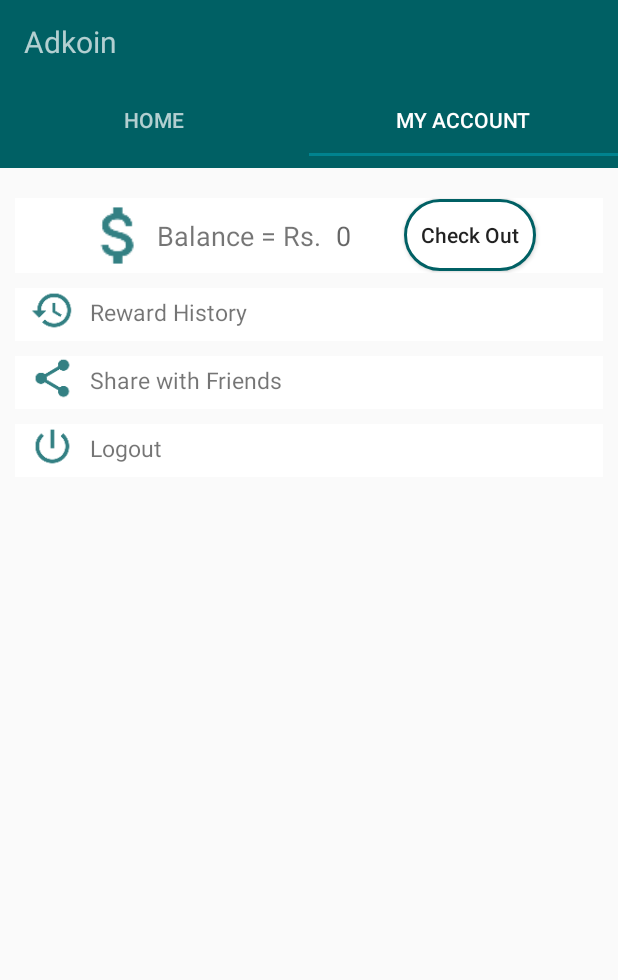
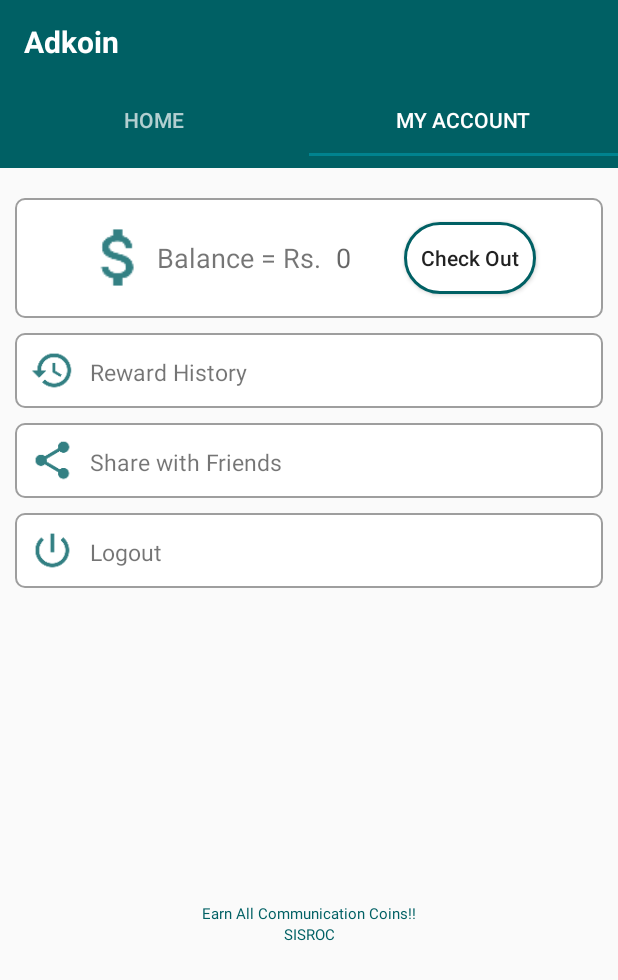
Before and after one commit to dinesh4u2k/MobileVerification, an Android app: the screen it shows after launch once a user with an empty profile is signed in (MainActivity), tab 2 chosen, on a phone screen of 412 x 824 dp. Shown: the top 980 px of the screen. Run offline under Robolectric (Android 15) with nearby library versions, the phone set to English and light mode, and no system bars; our stand-ins replace Firebase (no records; nobody signed in at launch, a user with empty details on screens opened directly); libraries missing offline, so code that uses them is left out: com.apollographql.apollo, com.viewpagerindicator; 13 statements that could not run were skipped.

Commit message:
changes (#7)

```diff
--- a/app/src/main/java/com/example/kavi/mobileverification/Home1.java
+++ b/app/src/main/java/com/example/kavi/mobileverification/Home1.java
@@ -98,7 +98,7 @@ public class Home1 extends Fragment {
 
     private int[] myImageList = new int[]{R.drawable.ad1, R.drawable.ad2,
             R.drawable.ad3, R.drawable.ad4
-            , R.drawable.ad5, R.drawable.ic_launcher_background};
+            , R.drawable.ad5, R.drawable.ad6};
 
     public Home1() {
         // Required empty public constructor
--- /dev/null
+++ b/app/src/main/res/drawable-xxhdpi/shape1.xml
@@ -0,0 +1,15 @@
+<?xml version="1.0" encoding="utf-8"?>
+<shape
+    xmlns:android="http://schemas.android.com/apk/res/android"
+    android:shape="rectangle"
+    >
+
+    <corners
+        android:radius="6dp"
+        />
+    <solid android:color="#ffffff"
+        />
+    <stroke
+        android:width="1dip"
+        android:color="#9E9E9E" />
+</shape>
--- a/app/src/main/res/layout/activity_main.xml
+++ b/app/src/main/res/layout/activity_main.xml
@@ -21,6 +21,8 @@
             android:layout_width="wrap_content"
             android:layout_height="wrap_content"
             android:text="Adkoin"
+            android:textColor="#ffffff"
+            android:textStyle="bold"
             android:textSize="20dp"/>
 
 
--- a/app/src/main/res/layout/activity_verifyphone.xml
+++ b/app/src/main/res/layout/activity_verifyphone.xml
@@ -94,7 +94,7 @@
             android:id="@+id/resend"
             android:layout_width="wrap_content"
             android:layout_height="wrap_content"
-            android:layout_marginLeft="130dp"
+            android:layout_marginLeft="100dp"
             android:text="Resend OTP"
             android:textColor="@color/colorPrimary"
             android:textSize="15dp" />
@@ -117,7 +117,7 @@
         android:layout_height="wrap_content"
         android:gravity="center"
         android:text="@string/quote"
-        android:paddingTop="50dp"
+        android:layout_marginTop="160dp"
 
         android:textColor="@color/colorPrimary"
         android:textSize="10dp" />
--- a/app/src/main/res/layout/fragment_myaccount.xml
+++ b/app/src/main/res/layout/fragment_myaccount.xml
@@ -19,9 +19,9 @@
 
         <LinearLayout
             android:layout_width="fill_parent"
-            android:layout_height="50dp"
+            android:layout_height="80dp"
             android:layout_marginTop="10dp"
-            android:background="#ffffff"
+            android:background="@drawable/shape1"
             android:orientation="horizontal"
             android:gravity="center"
             >
@@ -59,21 +59,22 @@
         </LinearLayout>
         <LinearLayout
             android:layout_width="fill_parent"
-            android:layout_height="35dp"
+            android:layout_height="50dp"
             android:layout_marginTop="10dp"
             android:id="@+id/history"
-            android:background="#ffffff"
+            android:background="@drawable/shape1"
+
             android:orientation="horizontal">
             <ImageView
                 android:layout_width="30dp"
                 android:layout_height="30dp"
                 android:layout_marginLeft="10dp"
-                android:layout_marginTop="0dp"
+                android:layout_marginTop="10dp"
                 android:src="@drawable/ic_history"/>
             <TextView
                 android:layout_width="wrap_content"
                 android:layout_height="wrap_content"
-                android:layout_marginTop="5dp"
+                android:layout_marginTop="15dp"
                 android:layout_marginLeft="10dp"
                 android:textSize="15sp"
                 android:text="Reward History"
@@ -81,21 +82,22 @@
         </LinearLayout>
         <LinearLayout
             android:layout_width="fill_parent"
-            android:layout_height="35dp"
+            android:layout_height="50dp"
             android:layout_marginTop="10dp"
             android:id="@+id/share"
-            android:background="#ffffff"
+            android:background="@drawable/shape1"
+
             android:orientation="horizontal">
             <ImageView
                 android:layout_width="30dp"
                 android:layout_height="30dp"
                 android:layout_marginLeft="10dp"
-                android:layout_marginTop="0dp"
+                android:layout_marginTop="10dp"
                 android:src="@drawable/ic_share"/>
             <TextView
                 android:layout_width="wrap_content"
                 android:layout_height="wrap_content"
-                android:layout_marginTop="5dp"
+                android:layout_marginTop="15dp"
                 android:layout_marginLeft="10dp"
                 android:textSize="15sp"
                 android:text="Share with Friends"
@@ -104,25 +106,43 @@
         <LinearLayout
             android:id="@+id/logout"
             android:layout_width="fill_parent"
-            android:layout_height="35dp"
+            android:layout_height="50dp"
+            android:background="@drawable/shape1"
+
             android:layout_marginTop="10dp"
-            android:background="#ffffff"
             android:orientation="horizontal">
             <ImageView
                 android:layout_width="30dp"
                 android:layout_height="30dp"
                 android:layout_marginLeft="10dp"
-                android:layout_marginTop="0dp"
+                android:layout_marginTop="10dp"
                 android:src="@drawable/ic_logout"/>
             <TextView
                 android:layout_width="wrap_content"
                 android:layout_height="wrap_content"
-                android:layout_marginTop="5dp"
+                android:layout_marginTop="15dp"
                 android:layout_marginLeft="10dp"
                 android:textSize="15sp"
                 android:text="Logout"
                 />
         </LinearLayout>
+        <TextView
+            android:layout_width="fill_parent"
+            android:layout_height="wrap_content"
+            android:text="@string/quote"
+            android:layout_marginTop="210dp"
+            android:gravity="center"
+            android:textColor="@color/colorPrimary"
+            android:textSize="10dp" />
+
+        <TextView
+            android:layout_width="fill_parent"
+            android:layout_height="wrap_content"
+            android:gravity="center"
+
+            android:text="@string/c_name"
+            android:textColor="@color/colorPrimary"
+            android:textSize="10dp" />
 
         <!-- <TextView
              android:id="@+id/balance"
```
Also changed, not shown: app/build.gradle (+6 -6 lines), app/src/main/res/layout/activity_login.xml (+4 -4 lines), app/src/main/res/layout/fragment_home1.xml (+20 -3 lines), app/src/main/res/drawable-xxhdpi/ad5.png (added), app/src/main/res/drawable-xxhdpi/ad6.jpg (added), app/src/main/res/drawable/ad5.jpeg (deleted), 1 other file. Lines whose indentation alone changed are shown as unchanged.
